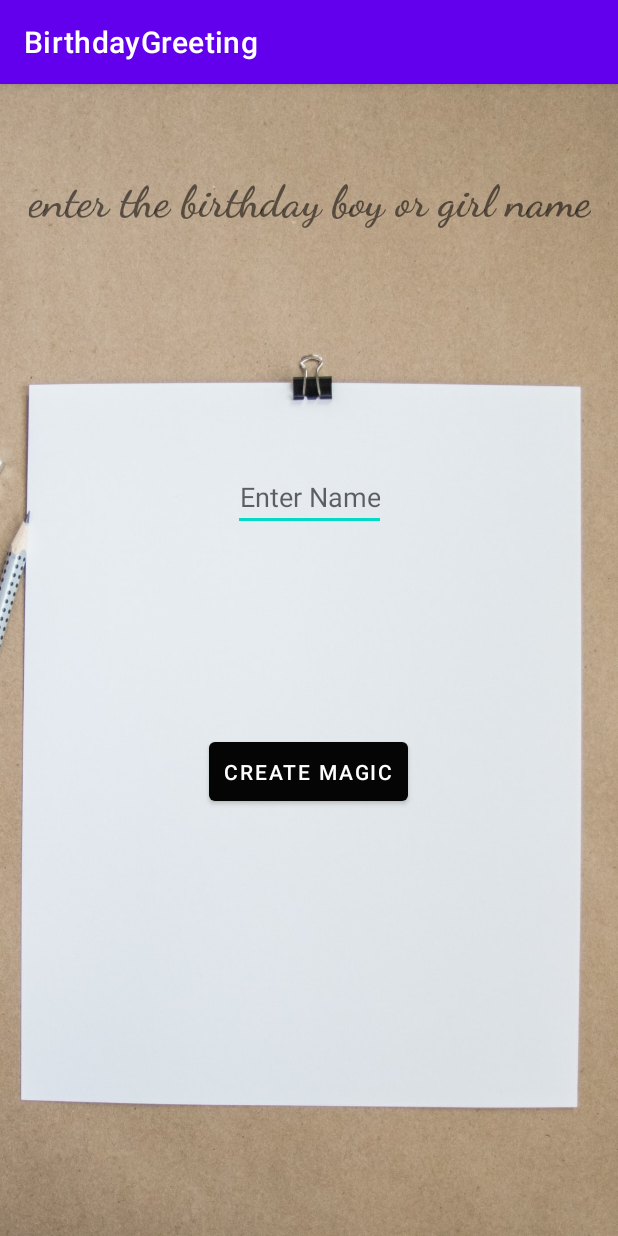
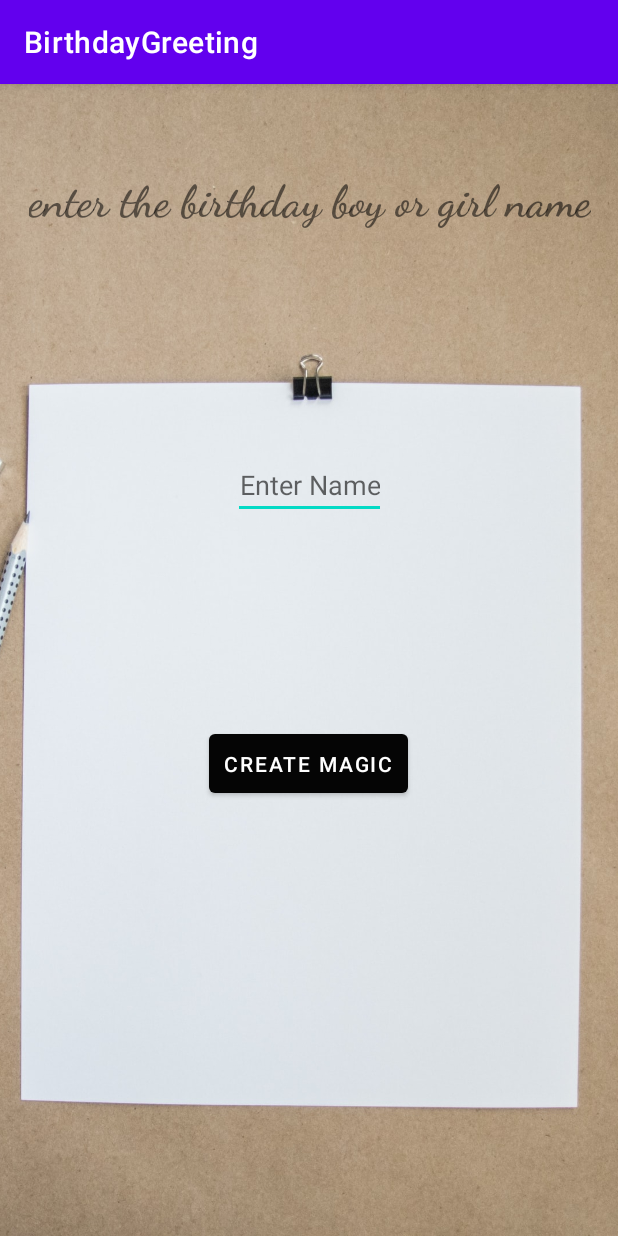
Before and after one commit to jay75chauhan/BirthdayGreetingApp, an Android app: the screen it shows after launch (MainActivity), on a phone screen of 412 x 824 dp. Run offline under Robolectric (Android 15) with nearby library versions, the phone set to English and light mode, and no system bars.

Commit message:
initial commit

```diff
--- a/app/src/main/res/layout/activity_main.xml
+++ b/app/src/main/res/layout/activity_main.xml
@@ -36,7 +36,7 @@
         android:id="@+id/editTextTextPersonName"
         android:layout_width="wrap_content"
         android:layout_height="wrap_content"
-        android:layout_marginTop="156dp"
+        android:layout_marginTop="148dp"
         android:gravity="center_horizontal"
         android:hint="@string/enter_name"
         android:inputType="textPersonName"
```
